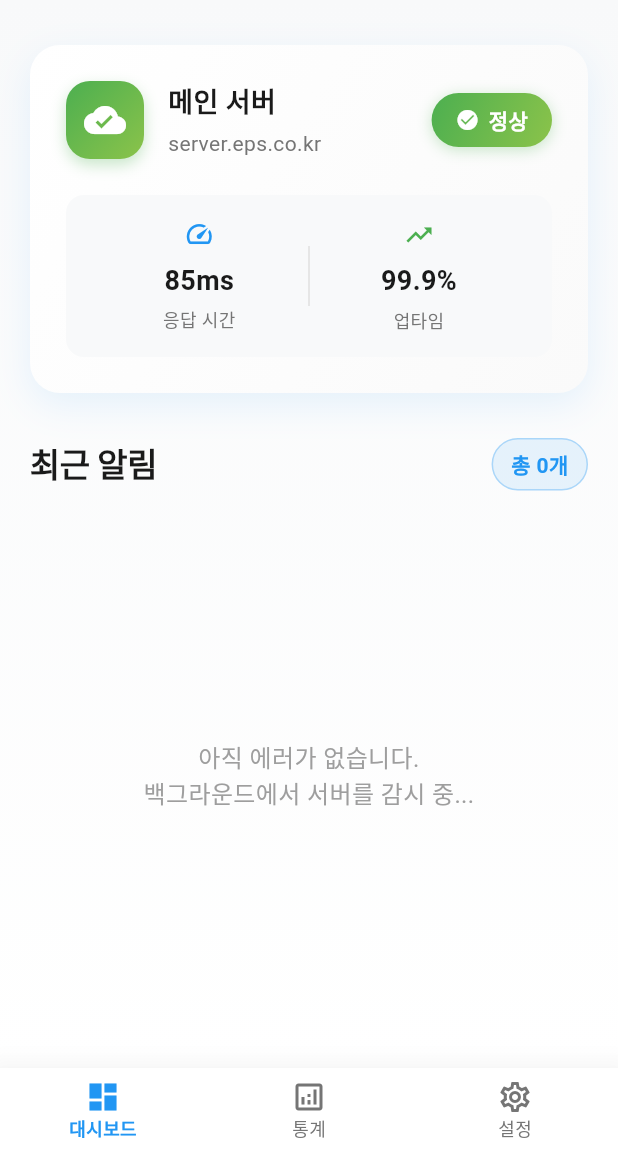
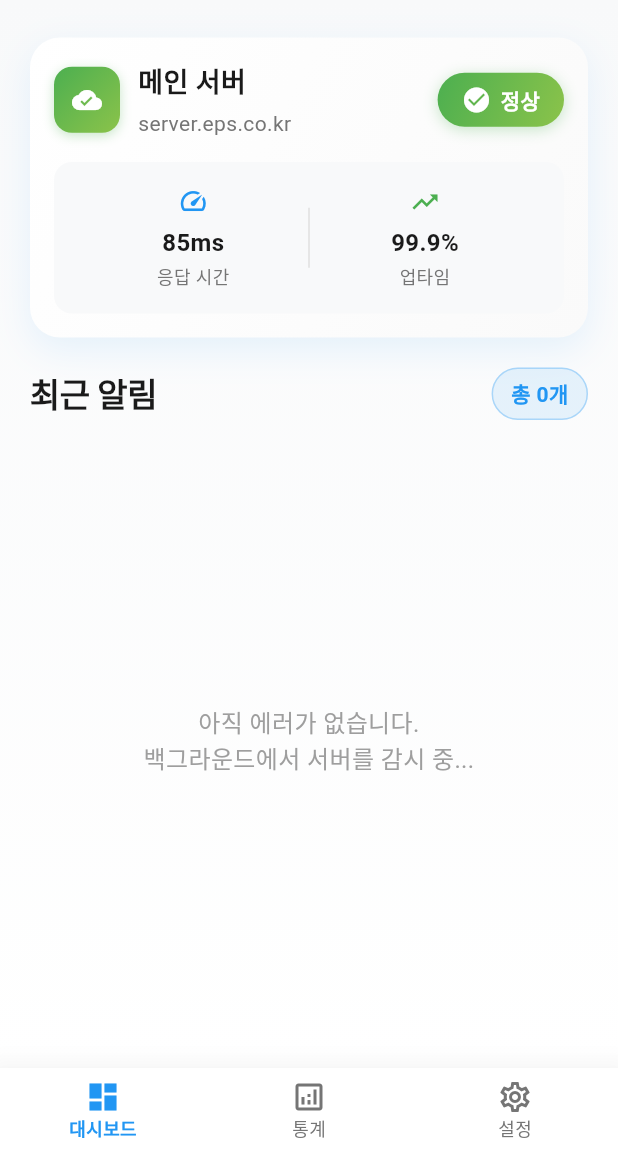
Before and after one commit to GiantOcto/EpsMoblie, a Flutter app: the screen it shows after launch, on a phone screen of 412 x 824 dp, the part 84-1236 px from its top. Run offline on Flutter 3.47's test engine with Material 3 defaults, Android fonts, the phone set to English and light mode, and no system bars; our stand-ins replace fl_chart, flutter_local_notifications, permission_handler, shared_preferences, vibration.

Commit message:
에러 개수, 디자인 수정

```diff
--- a/lib/models/error_alert.dart
+++ b/lib/models/error_alert.dart
@@ -5,6 +5,7 @@ class ErrorAlert {
   final DateTime timestamp;
   final String severity;
   final String site;
+  final bool isHidden;
 
   ErrorAlert({
     required this.id,
@@ -13,6 +14,7 @@ class ErrorAlert {
     required this.timestamp,
     required this.severity,
     required this.site,
+    required this.isHidden,
   });
 
   String get timeAgo {
@@ -31,6 +33,7 @@ class ErrorAlert {
       timestamp: DateTime.fromMillisecondsSinceEpoch(map['timestamp'] as int, isUtc: true).toLocal(),
       severity: map['severity'] as String,
       site: map['site'] as String,
+      isHidden: map['isHidden'] == 1 || map['isHidden'] == true,
     );
   }
 
@@ -42,6 +45,7 @@ class ErrorAlert {
       'timestamp': timestamp.millisecondsSinceEpoch,
       'severity': severity,
       'site': site,
+      'isHidden': isHidden ? 1 : 0,
     };
   }
 }
--- a/lib/screens/dashboard_screen.dart
+++ b/lib/screens/dashboard_screen.dart
@@ -23,10 +23,10 @@ class DashboardScreen extends StatefulWidget {
   final VoidCallback onThemeToggle;
 
   const DashboardScreen({
-    Key? key,
+    super.key,
     required this.isDarkMode,
     required this.onThemeToggle,
-  }) : super(key: key);
+  });
 
   @override
   State<DashboardScreen> createState() => _DashboardScreenState();
@@ -35,6 +35,7 @@ class DashboardScreen extends StatefulWidget {
 class _DashboardScreenState extends State<DashboardScreen> with WidgetsBindingObserver {
   Timer? _errorTimer;
   Timer? _statusTimer;
+  List<ErrorAlert> _allErrors = [];
   List<ErrorAlert> _errors = [];
   ServerStatus _serverStatus = ServerStatus(isHealthy: true, responseTime: 120, uptime: 99.9);
   final Random _random = Random();
@@ -92,22 +93,17 @@ class _DashboardScreenState extends State<DashboardScreen> with WidgetsBindingOb
 
   void _loadErrorsFromDatabase() async {
     try {
-      final result = await platform.invokeMethod('getErrorsFromDB');
+      final result = await platform.invokeMethod('getAllErrorsForStats');
       final List<dynamic> errorData = result as List<dynamic>;
-
       final List<ErrorAlert> newErrors = errorData.map((data) {
         final Map<String, dynamic> errorMap = Map<String, dynamic>.from(data);
-        return ErrorAlert(
-          id: errorMap['id'] as int,
-          title: errorMap['title'] as String,
-          errorCode: errorMap['errorCode'] as String,
-          timestamp: DateTime.fromMillisecondsSinceEpoch(errorMap['timestamp'] as int, isUtc: true).toLocal(),
-          severity: errorMap['severity'] as String,
-          site: errorMap['site'] as String,  // 🔥 현장명 추가
-        );
+        return ErrorAlert.fromMap(errorMap);
       }).toList();
+      setState(() {
+        _allErrors = newErrors;
+        _errors = newErrors.where((e) => !e.isHidden && e.severity == "Error").take(20).toList();
+      });
 
-      // 🔥 새로운 에러 확인 및 UI 업데이트 로직 개선
       final oldCount = _errors.length;
       final newCount = newErrors.length;
 
@@ -126,10 +122,6 @@ class _DashboardScreenState extends State<DashboardScreen> with WidgetsBindingOb
       }
 
       if (hasChanges) {
-        setState(() {
-          _errors = newErrors;
-        });
-
         print('📱 DB에서 ${newErrors.length}개 에러 로드됨 (이전: $oldCount개)');
 
         // 🔥 새 에러가 추가되었을 때만 사운드/진동
@@ -330,9 +322,9 @@ class _DashboardScreenState extends State<DashboardScreen> with WidgetsBindingOb
         child: Column(
           crossAxisAlignment: CrossAxisAlignment.start,
           children: [
-            const SizedBox(height: 10),
+            const SizedBox(height: 5),
             ServerStatusCard(serverStatus: _serverStatus),
-            const SizedBox(height: 30),
+            const SizedBox(height: 20),
             Row(
               children: [
                 Text(
@@ -352,7 +344,7 @@ class _DashboardScreenState extends State<DashboardScreen> with WidgetsBindingOb
                     border: Border.all(color: AppColors.primary.withOpacity(0.3)),
                   ),
                   child: Text(
-                    '총 ${_errors.length}개',
+                    '총 ${_allErrors.where((e) => !e.isHidden && e.severity == "Error").length}개',
                     style: AppTextStyles.body2.copyWith(
                       color: AppColors.primary,
                       fontWeight: FontWeight.w600,
@@ -375,14 +367,21 @@ class _DashboardScreenState extends State<DashboardScreen> with WidgetsBindingOb
 
   void _hideError(int errorId) async {
     try {
-      // 🔥 데이터베이스에서 숨김 처리
       await platform.invokeMethod('hideError', {'errorId': errorId});
-
-      // 🔥 UI에서 즉시 제거
       setState(() {
+        _allErrors = _allErrors.map((e) =>
+          e.id == errorId ? ErrorAlert(
+            id: e.id,
+            title: e.title,
+            errorCode: e.errorCode,
+            timestamp: e.timestamp,
+            severity: e.severity,
+            site: e.site,
+            isHidden: true,
+          ) : e
+        ).toList();
         _errors.removeWhere((error) => error.id == errorId);
       });
-
       print('🙈 에러 숨김 처리 완료: ID=$errorId');
     } catch (e) {
       print('❌ 에러 숨김 실패: $e');
@@ -396,11 +395,11 @@ class RecentAlertsWidget extends StatelessWidget {
   final Function(int) onErrorHide;  // 🔥 에러 숨기기 콜백 추가
 
   const RecentAlertsWidget({
-    Key? key,
+    super.key,
     required this.errors,
     required this.listKey,
     required this.onErrorHide,  // 🔥 콜백 필수
-  }) : super(key: key);
+  });
 
   @override
   Widget build(BuildContext context) {
@@ -468,13 +467,13 @@ class AlertListItem extends StatelessWidget {
   final String site;
 
   const AlertListItem({
-    Key? key,
+    super.key,
     required this.title,
     required this.time,
     required this.severity,
     required this.errorCode,
     required this.site,
-  }) : super(key: key);
+  });
 
   @override
   Widget build(BuildContext context) {
--- a/lib/screens/settings_screen.dart
+++ b/lib/screens/settings_screen.dart
@@ -11,10 +11,10 @@ class SettingsScreen extends StatefulWidget {
   final VoidCallback onThemeToggle;
 
   const SettingsScreen({
-    Key? key,
+    super.key,
     required this.isDarkMode,
     required this.onThemeToggle,
-  }) : super(key: key);
+  });
 
   @override
   State<SettingsScreen> createState() => _SettingsScreenState();
--- a/lib/screens/statistics_screen.dart
+++ b/lib/screens/statistics_screen.dart
@@ -11,8 +11,7 @@ import '../themes/app_text_styles.dart';
 const platform = MethodChannel('background_service');
 
 class StatisticsScreen extends StatefulWidget {
-  const StatisticsScreen({Key? key}) : super(key: key);
-
+  const StatisticsScreen({super.key});
   @override
   State<StatisticsScreen> createState() => _StatisticsScreenState();
 }
@@ -57,6 +56,7 @@ class _StatisticsScreenState extends State<StatisticsScreen> with SingleTickerPr
             timestamp: DateTime.fromMillisecondsSinceEpoch(errorMap['timestamp'] as int, isUtc: true).toLocal(),
             severity: errorMap['severity'] as String,
             site: errorMap['site'] as String,
+            isHidden: errorMap['isHidden'] == 1 || errorMap['isHidden'] == true || errorMap['isHidden'] == 'true',
           );
         }).toList();
         _isLoading = false;
--- a/lib/widgets/server_status_card.dart
+++ b/lib/widgets/server_status_card.dart
@@ -32,7 +32,7 @@ class ServerStatusCard extends StatelessWidget {
         ],
       ),
       child: Padding(
-        padding: const EdgeInsets.all(24.0),
+        padding: const EdgeInsets.all(16.0),
         child: Column(
           children: [
             Row(
@@ -41,22 +41,22 @@ class ServerStatusCard extends StatelessWidget {
                   padding: const EdgeInsets.all(12),
                   decoration: BoxDecoration(
                     gradient: AppColors.successGradient,
-                    borderRadius: BorderRadius.circular(16),
+                    borderRadius: BorderRadius.circular(12),
                     boxShadow: [
                       BoxShadow(
                         color: AppColors.success.withOpacity(0.3),
-                        blurRadius: 8,
-                        offset: const Offset(0, 4),
+                        blurRadius: 6,
+                        offset: const Offset(0, 2),
                       ),
                     ],
                   ),
                   child: const Icon(
                     Icons.cloud_done,
                     color: Colors.white,
-                    size: 28,
+                    size: 20,
                   ),
                 ),
-                const SizedBox(width: 16),
+                const SizedBox(width: 12),
                 Expanded(
                   child: Column(
                     crossAxisAlignment: CrossAxisAlignment.start,
@@ -99,7 +99,7 @@ class ServerStatusCard extends StatelessWidget {
                       Icon(
                         serverStatus.isHealthy ? Icons.check_circle : Icons.error,
                         color: Colors.white,
-                        size: 16,
+                        size: 20,
                       ),
                       const SizedBox(width: 6),
                       Text(
@@ -114,7 +114,7 @@ class ServerStatusCard extends StatelessWidget {
                 ),
               ],
             ),
-            const SizedBox(height: 24),
+            const SizedBox(height: 16),
             Container(
               padding: const EdgeInsets.all(16),
               decoration: BoxDecoration(
@@ -159,15 +159,15 @@ class ServerStatusCard extends StatelessWidget {
     return Column(
       children: [
         Icon(icon, color: color, size: 20),
-        const SizedBox(height: 8),
+        const SizedBox(height: 6),
         Text(
           value,
-          style: AppTextStyles.heading3.copyWith(
+          style: AppTextStyles.body1.copyWith(
             color: isDark ? Colors.white : const Color(0xFF1A1A1A),
             fontWeight: FontWeight.bold,
           ),
         ),
-        const SizedBox(height: 4),
+        const SizedBox(height: 2),
         Text(
           label,
           style: AppTextStyles.caption.copyWith(
```
Also changed, not shown: lib/main.dart (+0 -11 lines), 1 other file.
